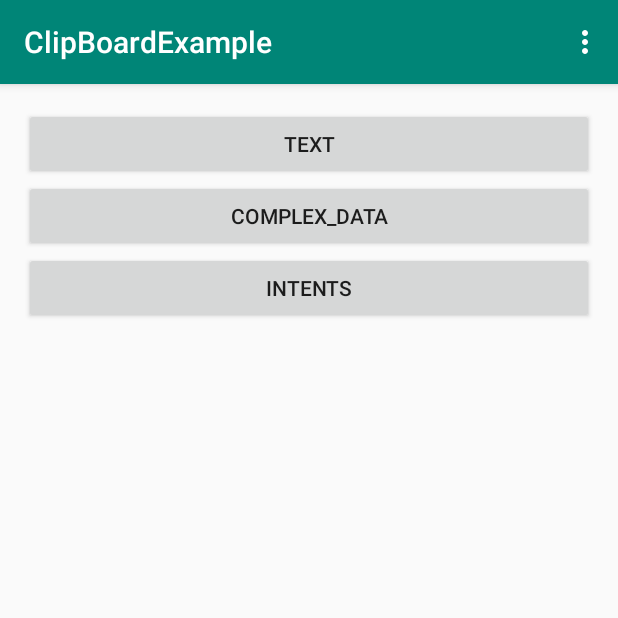
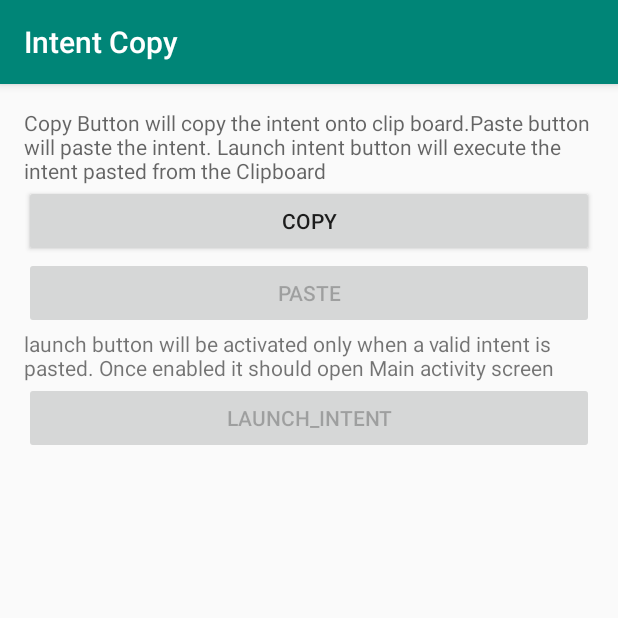
Before and after one commit to bgavinash/ClipBoardExample, an Android app: the screen it shows after launch (MainActivity before the commit, IntentActivity after it), after a tap on "INTENTS", on a phone screen of 412 x 824 dp, the top half of it. Run offline under Robolectric (Android 15) with nearby library versions, the light colour scheme and no system bars.

Commit message:
Copy and paste Intents working corectly

```diff
--- a/app/src/main/AndroidManifest.xml
+++ b/app/src/main/AndroidManifest.xml
@@ -17,6 +17,10 @@
             android:label="@string/title_activity_text_copy"
             android:theme="@style/AppTheme.NoActionBar"></activity>
         <activity
+            android:name=".IntentActivity"
+            android:label="@string/title_activity_text_copy"
+            android:theme="@style/AppTheme.NoActionBar"></activity>
+        <activity
             android:name=".MainActivity"
             android:label="@string/app_name"
             android:theme="@style/AppTheme.NoActionBar">
--- /dev/null
+++ b/app/src/main/java/com/NUMAD/clipboardExample/IntentActivity.java
@@ -0,0 +1,93 @@
+package com.NUMAD.clipboardExample;
+
+import android.content.ClipData;
+import android.content.ClipboardManager;
+import android.content.Context;
+import android.content.Intent;
+import android.os.Bundle;
+import android.util.Log;
+import android.view.View;
+import android.widget.Button;
+import android.widget.EditText;
+import android.widget.TextView;
+
+import androidx.appcompat.app.AppCompatActivity;
+import androidx.appcompat.widget.Toolbar;
+
+import static android.content.ClipDescription.MIMETYPE_TEXT_INTENT;
+import static android.content.ClipDescription.MIMETYPE_TEXT_PLAIN;
+
+public class IntentActivity extends AppCompatActivity {
+
+    ClipboardManager clipboard;
+    Intent pasteItem;
+
+    Button pasteButton,launchButton;
+    @Override
+    protected void onCreate(Bundle savedInstanceState) {
+        super.onCreate(savedInstanceState);
+        setContentView(R.layout.activity_intent);
+        Toolbar toolbar = findViewById(R.id.toolbar);
+        setSupportActionBar(toolbar);
+
+    }
+
+    @Override
+    protected void onPostResume() {
+        super.onPostResume();
+        clipboard = (ClipboardManager)getSystemService(Context.CLIPBOARD_SERVICE);
+        pasteButton = findViewById(R.id.pasteTextButton);
+        launchButton = findViewById(R.id.launchIntentButton);
+        // If the clipboard doesn't contain data, disable the paste menu item.
+        // If it does contain data, decide if you can handle the data.
+        changePasteButtonVisibility();
+        changeLlaunchButtonVisiblility();
+    }
+
+    private void changePasteButtonVisibility(){
+        if (!(clipboard.hasPrimaryClip())) {
+
+            pasteButton.setEnabled(false);
+
+        } else if (!(clipboard.getPrimaryClipDescription().hasMimeType(MIMETYPE_TEXT_INTENT))) {
+
+            // This disables the paste menu item, since the clipboard has data but it is not plain text
+            pasteButton.setEnabled(false);
+        } else {
+            // Checks to see if the clip item contains an Intent, by testing to see if getIntent() returns null
+            Intent pasteIntent = clipboard.getPrimaryClip().getItemAt(0).getIntent();
+            // This enables the paste menu item, since the clipboard contains plain text.
+            if(pasteIntent != null) {
+                pasteButton.setEnabled(true);
+            }
+        }
+    }
+
+    private void changeLlaunchButtonVisiblility(){
+        launchButton.setEnabled(pasteItem!=null);
+    }
+    public void copyText(View view) {
+
+        Intent appIntent = new Intent(this, com.NUMAD.clipboardExample.MainActivity.class);
+        ClipData clip = ClipData.newIntent("Intent", appIntent);
+        clipboard.setPrimaryClip(clip);
+        changePasteButtonVisibility();
+
+    }
+
+    public void pasteText(View view) {
+        //Since the button is enabled only when intent is present on the clipboard,we can directly
+        // paste the items into paste Item
+        pasteItem = clipboard.getPrimaryClip().getItemAt(0).getIntent();
+        changeLlaunchButtonVisiblility();
+    }
+
+
+    public void launchIntent(View view) {
+        //Clear the back stack when launching, otherwise back button behaviour will be not as expected.
+        //i.e. Since we are launching the main activity here, this activity if in back stack, back button on main screen will
+        // lead back to this screen, which is un intended
+        pasteItem.addFlags(Intent.FLAG_ACTIVITY_NEW_TASK | Intent.FLAG_ACTIVITY_CLEAR_TASK);
+        startActivity(pasteItem);
+    }
+}
--- a/app/src/main/java/com/NUMAD/clipboardExample/MainActivity.java
+++ b/app/src/main/java/com/NUMAD/clipboardExample/MainActivity.java
@@ -50,5 +50,6 @@ public class MainActivity extends AppCompatActivity {
     }
 
     public void openIntentCopyActivity(View view) {
+        startActivity(new Intent(MainActivity.this, IntentActivity.class));
     }
 }
--- /dev/null
+++ b/app/src/main/res/layout/activity_intent.xml
@@ -0,0 +1,82 @@
+<?xml version="1.0" encoding="utf-8"?>
+<androidx.coordinatorlayout.widget.CoordinatorLayout xmlns:android="http://schemas.android.com/apk/res/android"
+    xmlns:app="http://schemas.android.com/apk/res-auto"
+    xmlns:tools="http://schemas.android.com/tools"
+    android:layout_width="match_parent"
+    android:layout_height="match_parent"
+    tools:context=".IntentActivity">
+
+    <com.google.android.material.appbar.AppBarLayout
+        android:layout_width="match_parent"
+        android:layout_height="wrap_content"
+        android:theme="@style/AppTheme.AppBarOverlay">
+
+        <androidx.appcompat.widget.Toolbar
+            android:id="@+id/toolbar"
+            android:layout_width="match_parent"
+            android:layout_height="?attr/actionBarSize"
+            android:background="?attr/colorPrimary"
+            app:title="@string/intent_copy"
+            app:popupTheme="@style/AppTheme.PopupOverlay" />
+
+    </com.google.android.material.appbar.AppBarLayout>
+
+    <androidx.constraintlayout.widget.ConstraintLayout
+        android:layout_width="match_parent"
+        android:layout_height="match_parent"
+        app:layout_behavior="@string/appbar_scrolling_view_behavior"
+        tools:context=".TextCopyActivity">
+
+        <LinearLayout
+            android:id="@+id/activity_main"
+            android:layout_width="match_parent"
+            android:layout_height="match_parent"
+            android:orientation="vertical"
+            android:paddingBottom="@dimen/activity_vertical_margin"
+            android:paddingLeft="@dimen/activity_horizontal_margin"
+            android:paddingRight="@dimen/activity_horizontal_margin"
+            android:paddingTop="@dimen/activity_vertical_margin">
+
+
+            <TextView
+                android:layout_width="match_parent"
+                android:layout_height="wrap_content"
+                android:layout_gravity="center_horizontal"
+                android:hint="@string/intent_copy_expanation"/>
+
+            <Button
+                android:id="@+id/copyTextButton"
+                android:layout_width="match_parent"
+                android:layout_height="wrap_content"
+                android:layout_gravity="center_horizontal"
+                android:onClick="copyText"
+                android:text="@string/copy_button" />
+
+            <Button
+                android:id="@+id/pasteTextButton"
+                android:layout_width="match_parent"
+                android:layout_height="wrap_content"
+                android:layout_gravity="center_horizontal"
+                android:onClick="pasteText"
+                android:text="@string/paste_button" />
+
+            <TextView
+                android:id="@+id/destinationTextview"
+                android:layout_width="match_parent"
+                android:layout_height="wrap_content"
+                android:layout_gravity="center_horizontal"
+                android:text="@string/launch_button_hint" />
+
+            <Button
+                android:id="@+id/launchIntentButton"
+                android:layout_width="match_parent"
+                android:layout_height="wrap_content"
+                android:layout_gravity="center_horizontal"
+                android:onClick="launchIntent"
+                android:text="@string/launch_button_label" />
+
+        </LinearLayout>
+    </androidx.constraintlayout.widget.ConstraintLayout>
+
+
+</androidx.coordinatorlayout.widget.CoordinatorLayout>
--- a/app/src/main/res/values/strings.xml
+++ b/app/src/main/res/values/strings.xml
@@ -4,10 +4,15 @@
     <string name="intent_copy_str">Intents</string>
     <string name="content_copy_str">Complex_Data</string>
     <string name="text_copy">Text</string>
+    <string name="intent_copy">Intent Copy</string>
     <string name="copy_button">Copy</string>
     <string name="paste_button">Paste</string>
     <string name="title_activity_text_copy">TextCopy</string>
+    <string name="title_activity_intent">Intent Copy</string>
     <string name="text_to_copy">Text Entered here will be copied</string>
+    <string name="intent_copy_expanation">Copy Button will copy the intent onto clip board.Paste button will paste the intent. Launch intent button will execute the intent pasted from the Clipboard</string>
     <string name="paste_tv_hint">On paste this text will change</string>
+    <string name="launch_button_hint">launch button will be activated only when a valid intent is pasted. Once enabled it should open Main activity screen</string>
+    <string name="launch_button_label">Launch_Intent</string>
 
 </resources>
```
